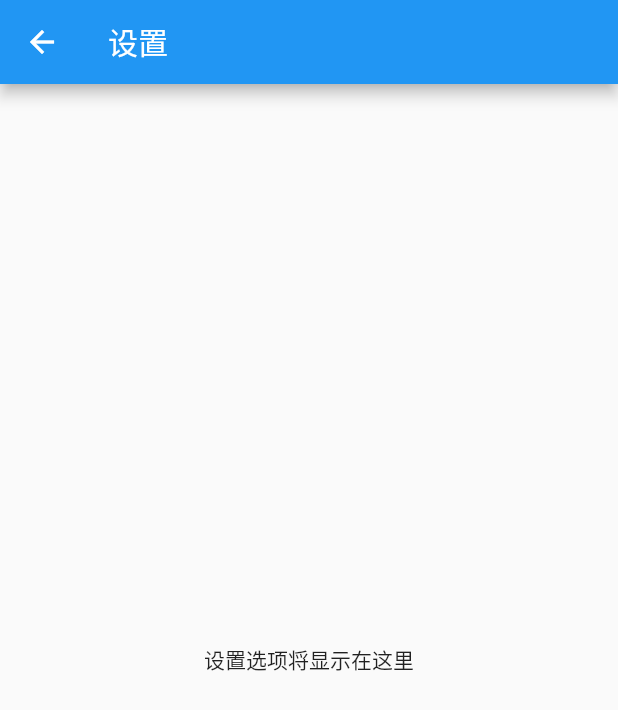
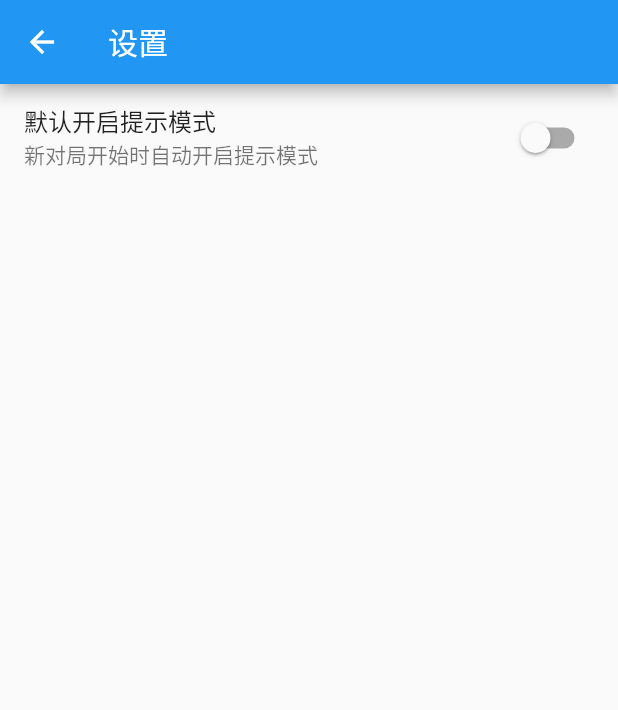
Before and after one commit to iptton/chess-flutter, a Flutter app: the SettingsScreen screen opened directly, on a phone screen of 412 x 824 dp. Shown: the top 710 px of the screen. Run offline on Flutter 3.47's test engine with Material 2 defaults, Android fonts, the phone set to English and light mode, and no system bars; our stand-ins replace equatable, flutter_bloc, shared_preferences; accounts and stored records are empty.

Commit message:
设置项提供默认开启提示模式

```diff
--- a/lib/screens/settings_screen.dart
+++ b/lib/screens/settings_screen.dart
@@ -1,7 +1,28 @@
 import 'package:flutter/material.dart';
+import '../services/settings_service.dart';
 
-class SettingsScreen extends StatelessWidget {
+class SettingsScreen extends StatefulWidget {
   const SettingsScreen({super.key});
+
+  @override
+  State<SettingsScreen> createState() => _SettingsScreenState();
+}
+
+class _SettingsScreenState extends State<SettingsScreen> {
+  bool _defaultHintMode = false;
+
+  @override
+  void initState() {
+    super.initState();
+    _loadSettings();
+  }
+
+  Future<void> _loadSettings() async {
+    final defaultHintMode = await SettingsService.getDefaultHintMode();
+    setState(() {
+      _defaultHintMode = defaultHintMode;
+    });
+  }
 
   @override
   Widget build(BuildContext context) {
@@ -9,8 +30,21 @@ class SettingsScreen extends StatelessWidget {
       appBar: AppBar(
         title: const Text('设置'),
       ),
-      body: const Center(
-        child: Text('设置选项将显示在这里'),
+      body: ListView(
+        children: [
+          SwitchListTile(
+            title: const Text('默认开启提示模式'),
+            subtitle: const Text('新对局开始时自动开启提示模式'),
+            value: _defaultHintMode,
+            onChanged: (bool value) async {
+              await SettingsService.setDefaultHintMode(value);
+              setState(() {
+                _defaultHintMode = value;
+              });
+            },
+          ),
+          // 其他设置项...
+        ],
       ),
     );
   }
--- /dev/null
+++ b/lib/services/settings_service.dart
@@ -0,0 +1,15 @@
+import 'package:shared_preferences/shared_preferences.dart';
+
+class SettingsService {
+  static const String _defaultHintModeKey = 'default_hint_mode';
+
+  static Future<bool> getDefaultHintMode() async {
+    final prefs = await SharedPreferences.getInstance();
+    return prefs.getBool(_defaultHintModeKey) ?? false;
+  }
+
+  static Future<void> setDefaultHintMode(bool value) async {
+    final prefs = await SharedPreferences.getInstance();
+    await prefs.setBool(_defaultHintModeKey, value);
+  }
+}
--- a/pubspec.yaml
+++ b/pubspec.yaml
@@ -12,7 +12,7 @@ dependencies:
     sdk: flutter
   cupertino_icons: ^1.0.2
   provider: ^6.1.1
-  shared_preferences: ^2.1.0
+  shared_preferences: ^2.2.2
   sqflite: ^2.2.8
   path: ^1.8.2
   uuid: ^3.0.7
```
Also changed, not shown: lib/blocs/chess_bloc.dart (+4 -3 lines), lib/blocs/chess_event.dart (+6 -1 lines), lib/models/chess_models.dart (+8 -1 lines), lib/widgets/chess_board.dart (+10 -3 lines), 1 other file.
